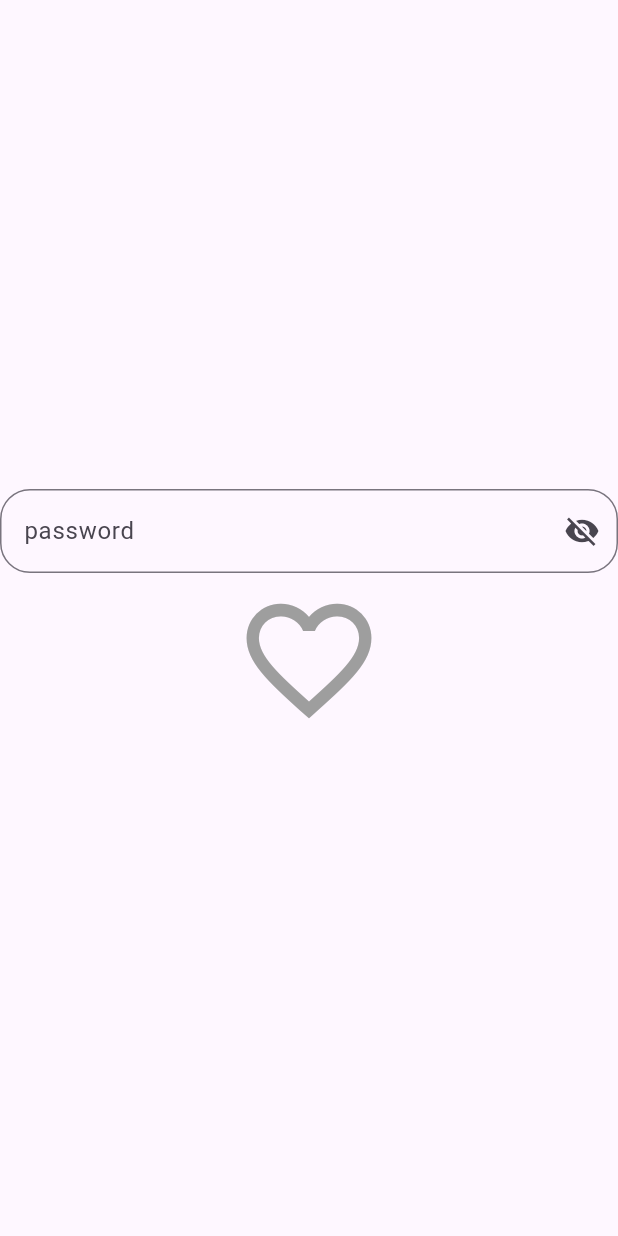
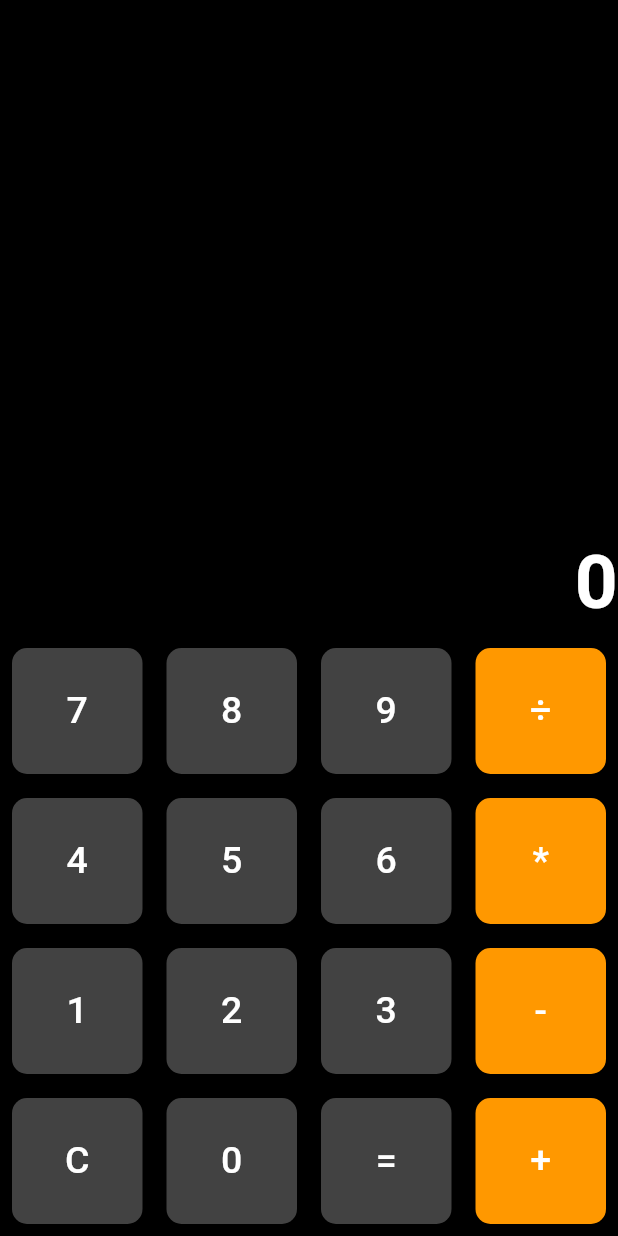
Before and after one commit to rafin828/ostadpractice, a Flutter app: the screen it shows after launch, on a phone screen of 412 x 824 dp. Run offline on Flutter 3.47's test engine with Material 3 defaults, Android fonts, the phone set to English and light mode, and no system bars; our stand-ins replace flutter_screenutil.

Commit message:
module15-class_3

```diff
--- /dev/null
+++ b/lib/module_15/class3_calcu.dart
@@ -0,0 +1,142 @@
+import 'package:flutter/material.dart';
+//import 'package:flutter_batch_12/module_15/widget/buildButton.dart';
+
+import 'custom_weidget/buildbotton.dart';
+
+class CalculatorApp extends StatefulWidget {
+  const CalculatorApp({super.key});
+
+  @override
+  State<CalculatorApp> createState() => _CalculatorAppState();
+}
+
+class _CalculatorAppState extends State<CalculatorApp> {
+  String _output = '0';
+  String _input = '0';
+  String _ope = '';
+  double num1 = 0;
+  double num2 = 0;
+
+  void buttonPress(String value) {
+    print('int value = $value');
+    setState(() {
+      if (value == 'C') {
+        _output = '0';
+        _input = '0';
+        _ope = '';
+        num1 = 0;
+        num2 = 0;
+      } else if (value == '=') {
+        num2 = double.parse(_input);
+        if (_ope == '+') {
+          _output = (num1 + num2).toString();
+        } else if (_ope == '-') {
+          _output = (num1 - num2).toString();
+        } else if (_ope == '*') {
+          _output = (num1 * num2).toString();
+        } else if (_ope == '÷') {
+          _output = num2 != 0
+              ? (num1 / num2).toString()
+              : 'Cannot divide by zero';
+        }
+      } else if (['+', '-', '*', '÷'].contains(value)) {
+        num1 = double.parse(_input);
+        _ope = value;
+        _input = '';
+      } else {
+        if (_input == '0') {
+          _input = value;
+        } else {
+          _input += value;
+        }
+        _output = _input;
+      }
+    });
+  }
+
+  @override
+  Widget build(BuildContext context) {
+    return Scaffold(
+      backgroundColor: Colors.black,
+      body: SafeArea(
+        child: Column(
+          children: [
+            Expanded(
+              child: Container(
+                alignment: Alignment.bottomRight,
+                child: Column(
+                  mainAxisAlignment: MainAxisAlignment.end,
+                  children: [
+                    (_ope.isNotEmpty && _input.isNotEmpty)
+                        ? Text(
+                            '$num1 $_ope $_input',
+                            style: TextStyle(color: Colors.white, fontSize: 24),
+                          )
+                        : SizedBox(),
+                    SizedBox(height: 20),
+                    Text(
+                      _output,
+                      style: TextStyle(
+                        fontSize: 50,
+                        fontWeight: FontWeight.bold,
+                        color: Colors.white,
+                      ),
+                    ),
+                  ],
+                ),
+              ),
+            ),
+            Row(
+              children: [
+                buildButton(onClick: () => buttonPress('7'), text: '7'),
+                buildButton(onClick: () => buttonPress('8'), text: '8'),
+                buildButton(onClick: () => buttonPress('9'), text: '9'),
+                buildButton(
+                  onClick: () => buttonPress('÷'),
+                  text: '÷',
+                  color: Colors.orange,
+                ),
+              ],
+            ),
+            Row(
+              children: [
+                buildButton(onClick: () => buttonPress('4'), text: '4'),
+                buildButton(onClick: () => buttonPress('5'), text: '5'),
+                buildButton(onClick: () => buttonPress('6'), text: '6'),
+                buildButton(
+                  onClick: () => buttonPress('*'),
+                  text: '*',
+                  color: Colors.orange,
+                ),
+              ],
+            ),
+            Row(
+              children: [
+                buildButton(onClick: () => buttonPress('1'), text: '1'),
+                buildButton(onClick: () => buttonPress('2'), text: '2'),
+                buildButton(onClick: () => buttonPress('3'), text: '3'),
+                buildButton(
+                  onClick: () => buttonPress('-'),
+                  text: '-',
+                  color: Colors.orange,
+                ),
+              ],
+            ),
+            Row(
+              children: [
+                buildButton(onClick: () => buttonPress('C'), text: 'C'),
+                buildButton(onClick: () => buttonPress('0'), text: '0'),
+                buildButton(onClick: () => buttonPress('='), text: '='),
+                buildButton(
+                  onClick: () => buttonPress('+'),
+                  text: '+',
+                  color: Colors.orange,
+                ),
+              ],
+            ),
+          ],
+        ),
+      ),
+    );
+  }
+}
--- /dev/null
+++ b/lib/module_15/custom_weidget/buildbotton.dart
@@ -0,0 +1,38 @@
+import 'package:flutter/material.dart';
+
+class buildButton extends StatelessWidget {
+  String text;
+  Color? color;
+  final VoidCallback onClick;
+
+  buildButton({
+    super.key,
+    required this.onClick,
+    required this.text,
+    this.color,
+  });
+
+  @override
+  Widget build(BuildContext context) {
+    return Expanded(
+      child: Padding(
+        padding: const EdgeInsets.all(8.0),
+        child: ElevatedButton(
+          style: ElevatedButton.styleFrom(
+            padding: EdgeInsets.all(24),
+            shape: RoundedRectangleBorder(
+              borderRadius: BorderRadius.circular(10),
+            ),
+            backgroundColor: color ?? Colors.grey[800],
+          ),
+
+          onPressed: onClick,
+          child: Text(
+            text,
+            style: TextStyle(fontSize: 25, color: Colors.white),
+          ),
+        ),
+      ),
+    );
+  }
+}
--- a/lib/myapp.dart
+++ b/lib/myapp.dart
@@ -8,6 +8,7 @@ import 'package:ostadclassagain2/travel_ui.dart';
 import 'package:ostadclassagain2/stack.dart';
 
 import 'module_15/class2.dart';
+import 'module_15/class3_calcu.dart';
 import 'module_15/class_1.dart';
 import 'module_15/class_1_2.dart';
 import 'module_15/class_2_splashscreen.dart';
@@ -54,7 +55,7 @@ class Myapp extends StatelessWidget {
           darkTheme: ThemeData.dark(),
           themeMode: ThemeMode.system,
           title: "hello",
-          home: splshsereen(),
+          home: CalculatorApp(),
           // initialRoute: '/class9',
           routes: {
             //  '/home' : (context)=>Alart(),
```
